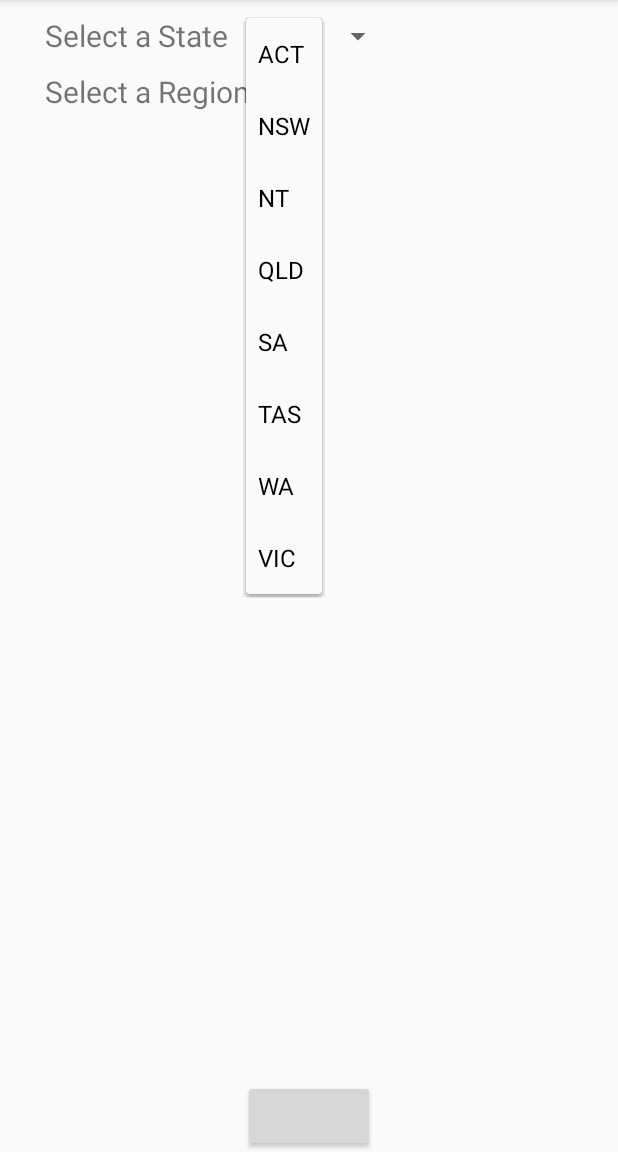
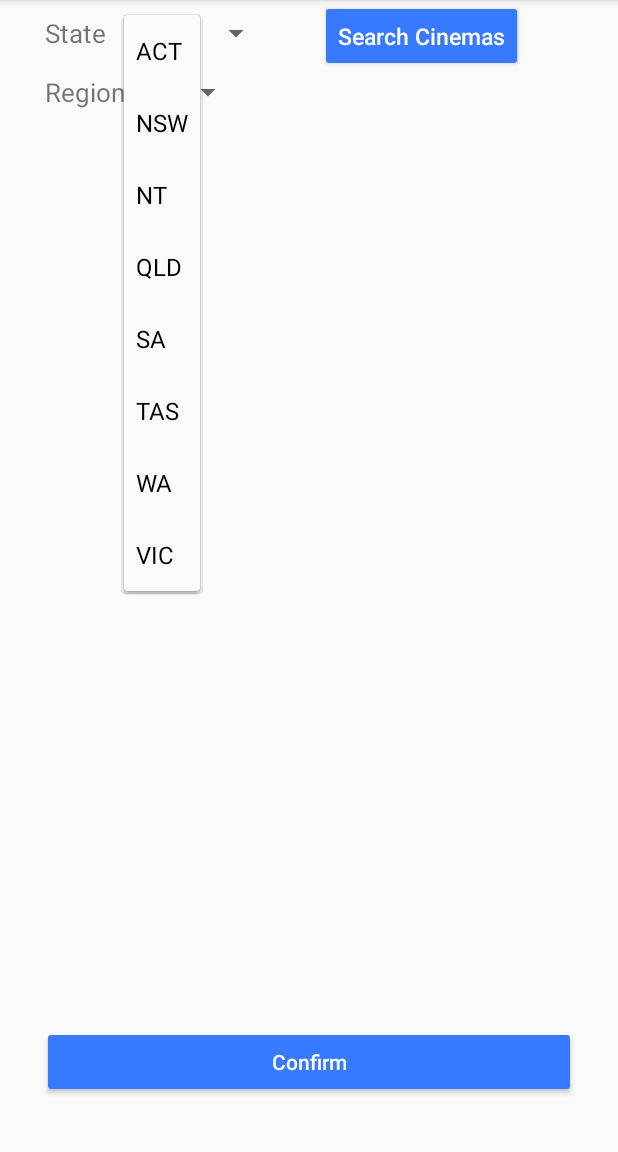
Before and after one commit to lingyuze1996/MyMovieMemoir, an Android app: the fragment CinemaChooseFragment placed in its activity, after a tap on "ACT", on a phone screen of 412 x 824 dp, the part 84-1236 px from its top. Run offline under Robolectric (Android 15) with nearby library versions, the phone set to English and light mode, and no system bars; our stand-ins replace Room's generated code; network calls fail; 1 statement that could not run was skipped.

Commit message:
ChooseCinema page added
Add a page for choosing cinemas by state and region interactively

AWS API connected

```diff
--- a/MyMovieMemoir/app/src/main/AndroidManifest.xml
+++ b/MyMovieMemoir/app/src/main/AndroidManifest.xml
@@ -17,7 +17,6 @@
         android:supportsRtl="true"
         android:theme="@style/AppTheme"
         android:usesCleartextTraffic="true">
-        <activity android:name=".ui.TestActivity"></activity>
         <!--
              The API key for Google Maps-based APIs is defined as a string resource.
              (See the file "res/values/google_maps_api.xml").
@@ -41,7 +40,6 @@
             android:theme="@style/AppTheme.NoActionBar">
             <intent-filter>
                 <action android:name="android.intent.action.MAIN" />
-
                 <category android:name="android.intent.category.LAUNCHER" />
             </intent-filter>
         </activity>
--- /dev/null
+++ b/MyMovieMemoir/app/src/main/java/ling/yuze/mymoviememoir/adapter/CinemaChooseRecyclerAdapter.java
@@ -0,0 +1,60 @@
+package ling.yuze.mymoviememoir.adapter;
+
+import android.content.Context;
+import android.view.LayoutInflater;
+import android.view.View;
+import android.view.ViewGroup;
+import android.widget.TextView;
+
+import androidx.annotation.NonNull;
+import androidx.recyclerview.widget.RecyclerView;
+
+import java.util.List;
+
+import ling.yuze.mymoviememoir.R;
+import ling.yuze.mymoviememoir.data.Cinema;
+
+public class CinemaChooseRecyclerAdapter extends RecyclerView.Adapter<CinemaChooseRecyclerAdapter.ViewHolder> {
+
+    public class ViewHolder extends RecyclerView.ViewHolder {
+        TextView tvCinemaName;
+        TextView tvCinemaAddress;
+
+        public ViewHolder(View itemView) {
+            super(itemView);
+
+            tvCinemaName = itemView.findViewById(R.id.tv_rec_cinema_choose_name);
+            tvCinemaAddress = itemView.findViewById(R.id.tv_rec_cinema_choose_address);
+        }
+    }
+
+    private List<Cinema> cinemas;
+    public CinemaChooseRecyclerAdapter(List<Cinema> cinemas) {
+        this.cinemas = cinemas;
+    }
+    public void addCinema(Cinema newCinema) {
+        cinemas.add(newCinema);
+        notifyDataSetChanged();
+    }
+
+    @NonNull
+    @Override
+    public ViewHolder onCreateViewHolder(@NonNull ViewGroup parent, int viewType) {
+        Context context = parent.getContext();
+        LayoutInflater inflater = LayoutInflater.from(context);
+        View cinemasView = inflater.inflate(R.layout.recycler_cinema_choose, parent, false);
+        return new ViewHolder(cinemasView);
+    }
+
+    @Override
+    public void onBindViewHolder(@NonNull ViewHolder holder, int position) {
+        final Cinema cinema = cinemas.get(position);
+        holder.tvCinemaName.setText(cinema.getName());
+        holder.tvCinemaAddress.setText(cinema.getAddress());
+    }
+
+    @Override
+    public int getItemCount() {
+        return cinemas.size();
+    }
+}
--- a/MyMovieMemoir/app/src/main/java/ling/yuze/mymoviememoir/adapter/HomeRecyclerAdapter.java
+++ b/MyMovieMemoir/app/src/main/java/ling/yuze/mymoviememoir/adapter/HomeRecyclerAdapter.java
@@ -4,7 +4,6 @@ import android.content.Context;
 import android.view.LayoutInflater;
 import android.view.View;
 import android.view.ViewGroup;
-import android.widget.RatingBar;
 import android.widget.TextView;
 
 import androidx.annotation.NonNull;
--- a/MyMovieMemoir/app/src/main/java/ling/yuze/mymoviememoir/data/Memoir.java
+++ b/MyMovieMemoir/app/src/main/java/ling/yuze/mymoviememoir/data/Memoir.java
@@ -21,6 +21,6 @@ public class Memoir {
     public void setPId(int id) {
         PId = new Person(id);
     }
-    public void setCId(int id) { CId = new Cinema(id); }
+    //public void setCId(int id) { CId = new Cinema(id); }
     public void setId(int id) { MId = id; }
 }
--- /dev/null
+++ b/MyMovieMemoir/app/src/main/java/ling/yuze/mymoviememoir/network/SearchAWS.java
@@ -0,0 +1,68 @@
+package ling.yuze.mymoviememoir.network;
+
+import org.json.JSONArray;
+import org.json.JSONObject;
+
+import java.util.ArrayList;
+import java.util.List;
+
+import ling.yuze.mymoviememoir.data.Cinema;
+
+public class SearchAWS extends NetworkConnection{
+    private static final String BASE_URL = "https://j0wq6141yh.execute-api.ap-southeast-2.amazonaws.com/beta/";
+    public SearchAWS() {super();}
+
+    @Override
+    public void setUrl(String path) {
+        super.setUrl(BASE_URL + path);
+    }
+
+    public List<Cinema> getCinemas(String state, String region) {
+        List<Cinema> cinemas = new ArrayList<>();
+
+        final String path = "cinema/" + state + "/" + region;
+        setUrl(path);
+
+        try {
+            String response = httpGet();
+
+            JSONArray cinemasJSON = new JSONArray(response);
+
+            for (int i = 0; i < cinemasJSON.length(); i++) {
+                JSONObject cinemaJSON = cinemasJSON.getJSONObject(i);
+                String id = cinemaJSON.getString("cinemaId");
+                String name = cinemaJSON.getString("name");
+                String address = cinemaJSON.getString("address");
+                Cinema cinema = new Cinema(id, name, address, state, region);
+                cinemas.add(cinema);
+            }
+        } catch(Exception e) {
+            e.printStackTrace();
+        }
+
+        return cinemas;
+    }
+
+    public List<String> getCinemaRegionsByState(String state) {
+        List<String> regions = new ArrayList<>();
+
+        final String path = "cinema/" + state + "/regions";
+        setUrl(path);
+
+        try {
+            String response = httpGet();
+
+            JSONArray regionsJSON = new JSONArray(response);
+
+            for (int i = 0; i < regionsJSON.length(); i++) {
+                JSONObject regionJSON = regionsJSON.getJSONObject(i);
+                String region = regionJSON.getString("region");
+                regions.add(region);
+            }
+        } catch (Exception e) {
+            e.printStackTrace();
+        }
+
+        return regions;
+    }
+}
--- a/MyMovieMemoir/app/src/main/java/ling/yuze/mymoviememoir/ui/login/SignUpActivity.java
+++ b/MyMovieMemoir/app/src/main/java/ling/yuze/mymoviememoir/ui/login/SignUpActivity.java
@@ -24,7 +24,6 @@ import android.widget.Toast;
 import ling.yuze.mymoviememoir.R;
 import ling.yuze.mymoviememoir.data.Credentials;
 import ling.yuze.mymoviememoir.data.Person;
-import ling.yuze.mymoviememoir.ui.TestActivity;
 import ling.yuze.mymoviememoir.utility.DateFormat;
 import ling.yuze.mymoviememoir.utility.Encryption;
 import ling.yuze.mymoviememoir.utility.JsonParser;
@@ -123,10 +122,6 @@ public class SignUpActivity extends AppCompatActivity implements View.OnTouchLis
     @Override
     public void onClick(View v) {
         switch (v.getId()) {
-            case R.id.buttontest:
-                Intent intent = new Intent(getBaseContext(), TestActivity.class);
-                startActivity(intent);
-
             case R.id.btSignUp:
 
                 // check whether the password entered twice matches
--- a/MyMovieMemoir/app/src/main/java/ling/yuze/mymoviememoir/ui/main/fragment/CinemaChooseFragment.java
+++ b/MyMovieMemoir/app/src/main/java/ling/yuze/mymoviememoir/ui/main/fragment/CinemaChooseFragment.java
@@ -9,8 +9,13 @@ import android.os.Bundle;
 import android.view.LayoutInflater;
 import android.view.View;
 import android.view.ViewGroup;
+import android.widget.Adapter;
+import android.widget.AdapterView;
+import android.widget.ArrayAdapter;
 import android.widget.Button;
+import android.widget.Spinner;
 import android.widget.TextView;
+import android.widget.Toast;
 
 import androidx.annotation.NonNull;
 import androidx.annotation.Nullable;
@@ -20,24 +25,83 @@ import androidx.fragment.app.FragmentTransaction;
 import androidx.recyclerview.widget.LinearLayoutManager;
 import androidx.recyclerview.widget.RecyclerView;
 
+import java.util.ArrayList;
 import java.util.Calendar;
 import java.util.List;
 
 import ling.yuze.mymoviememoir.R;
+import ling.yuze.mymoviememoir.adapter.CinemaChooseRecyclerAdapter;
 import ling.yuze.mymoviememoir.adapter.HomeRecyclerAdapter;
+import ling.yuze.mymoviememoir.data.Cinema;
 import ling.yuze.mymoviememoir.data.Movie;
+import ling.yuze.mymoviememoir.network.NetworkConnection;
 import ling.yuze.mymoviememoir.network.RestService;
+import ling.yuze.mymoviememoir.network.SearchAWS;
+import okhttp3.internal.concurrent.Task;
 
 public class CinemaChooseFragment extends Fragment {
-    private Button btBack;
+    private Spinner spinnerState;
+    private Spinner spinnerRegion;
+
+    private Button buttonSearch;
+    private Button buttonConfirm;
+
+    private List<String> regions;
+    private ArrayAdapter adapterRegion;
+
+    private List<Cinema> cinemas;
+    private CinemaChooseRecyclerAdapter adapterCinemas;
 
     @Nullable
     @Override
     public View onCreateView(@NonNull LayoutInflater inflater, @Nullable ViewGroup container, @Nullable Bundle savedInstanceState) {
         View v = inflater.inflate(R.layout.fragment_choose_cinema, container, false);
 
-        btBack = v.findViewById(R.id.testbutton);
-        btBack.setOnClickListener(new View.OnClickListener() {
+        // spinner for cinema state
+        spinnerState = v.findViewById(R.id.spinner_cinema_state);
+        spinnerState.setOnItemSelectedListener(new AdapterView.OnItemSelectedListener() {
+            @Override
+            public void onItemSelected(AdapterView<?> parent, View view, int position, long id) {
+                String selected = parent.getSelectedItem().toString();
+                new TaskGetCinemaRegions().execute(selected);
+            }
+
+            @Override
+            public void onNothingSelected(AdapterView<?> parent) {}
+        });
+
+        // spinner for cinema region
+        spinnerRegion = v.findViewById(R.id.spinner_cinema_region);
+
+        regions = new ArrayList<>();
+        regions.add("All");
+
+        adapterRegion = new ArrayAdapter<>(getContext(), R.layout.spinner_item, regions);
+        spinnerRegion.setAdapter(adapterRegion);
+
+        // button for cinema search
+        buttonSearch = v.findViewById(R.id.bt_search_cinemas);
+        buttonSearch.setOnClickListener(new View.OnClickListener() {
+            @Override
+            public void onClick(View v) {
+                String state = spinnerState.getSelectedItem().toString();
+                String region = spinnerRegion.getSelectedItem().toString();
+                new TaskGetCinemas().execute(state, region);
+            }
+        });
+
+        // recycler view for cinemas list
+        RecyclerView recyclerView = v.findViewById(R.id.cinemas_recycler);
+
+        cinemas = new ArrayList<>();
+        adapterCinemas = new CinemaChooseRecyclerAdapter(cinemas);
+        recyclerView.setAdapter(adapterCinemas);
+
+        recyclerView.setLayoutManager(new LinearLayoutManager(v.getContext()));
+
+        // button for cinema selection
+        buttonConfirm = v.findViewById(R.id.bt_confirm_cinema);
+        buttonConfirm.setOnClickListener(new View.OnClickListener() {
             @Override
             public void onClick(View v) {
                 if (getTargetFragment() == null)
@@ -52,8 +116,39 @@ public class CinemaChooseFragment extends Fragment {
             }
         });
 
-
-
         return v;
     }
+    private class TaskGetCinemas extends AsyncTask<String, Void, List<Cinema>> {
+        @Override
+        protected List<Cinema> doInBackground(String... strings) {
+            SearchAWS search = new SearchAWS();
+            List<Cinema> cinemas = search.getCinemas(strings[0], strings[1]);
+            return cinemas;
+        }
+
+        @Override
+        protected void onPostExecute(List<Cinema> cinemasList) {
+            cinemas.clear();
+            cinemas.addAll(cinemasList);
+            adapterCinemas.notifyDataSetChanged();
+        }
+    }
+
+    private class TaskGetCinemaRegions extends AsyncTask<String, Void, List<String>> {
+        @Override
+        protected List<String> doInBackground(String... strings) {
+            SearchAWS search = new SearchAWS();
+            List<String> regions = search.getCinemaRegionsByState(strings[0]);
+            return regions;
+        }
+
+        @Override
+        protected void onPostExecute(List<String> regionsList) {
+            regions.clear();
+            regions.add("All");
+            regions.addAll(regionsList);
+            adapterRegion.notifyDataSetChanged();
+            spinnerRegion.setSelection(0);
+        }
+    }
 }
--- a/MyMovieMemoir/app/src/main/res/layout/fragment_choose_cinema.xml
+++ b/MyMovieMemoir/app/src/main/res/layout/fragment_choose_cinema.xml
@@ -9,7 +9,7 @@
         android:id="@+id/tv_cinema_state"
         android:layout_width="wrap_content"
         android:layout_height="wrap_content"
-        android:text="@string/select_state"
+        android:text="@string/state"
         android:layout_marginHorizontal="30dp"
         app:layout_constraintTop_toTopOf="parent"
         app:layout_constraintBottom_toBottomOf="parent"
@@ -18,12 +18,12 @@
         app:layout_constraintVertical_bias="0"
         app:layout_constraintHorizontal_bias="0"
         android:layout_marginTop="10dp"
-        android:textSize="20dp"/>
+        android:textSize="17dp"/>
 
     <Spinner
         android:id="@+id/spinner_cinema_state"
         android:layout_width="wrap_content"
-        android:layout_height="wrap_content"
+        android:layout_height="0dp"
         android:entries="@array/register_state_array"
         android:layout_marginHorizontal="12dp"
         app:layout_constraintTop_toTopOf="@id/tv_cinema_state"
@@ -36,22 +36,23 @@
         android:id="@+id/tv_cinema_region"
         android:layout_width="wrap_content"
         android:layout_height="wrap_content"
-        android:text="@string/select_region"
+        android:text="@string/region"
         android:layout_marginHorizontal="30dp"
-        android:layout_marginTop="10dp"
+        android:layout_marginTop="15dp"
         app:layout_constraintTop_toBottomOf="@id/tv_cinema_state"
         app:layout_constraintBottom_toBottomOf="parent"
         app:layout_constraintStart_toStartOf="parent"
         app:layout_constraintEnd_toEndOf="parent"
         app:layout_constraintVertical_bias="0"
         app:layout_constraintHorizontal_bias="0"
-        android:textSize="20dp"/>
+        android:textSize="17dp"/>
 
     <Spinner
         android:id="@+id/spinner_cinema_region"
         android:layout_width="wrap_content"
-        android:layout_height="wrap_content"
+        android:layout_height="0dp"
         android:layout_marginHorizontal="12dp"
+        android:spinnerMode="dialog"
         app:layout_constraintTop_toTopOf="@id/tv_cinema_region"
         app:layout_constraintBottom_toBottomOf="@id/tv_cinema_region"
         app:layout_constraintEnd_toEndOf="parent"
@@ -62,21 +63,42 @@
         android:id="@+id/cinemas_recycler"
         android:layout_width="0dp"
         android:layout_height="0dp"
-        android:layout_margin="30dp"
+        android:layout_margin="32dp"
         app:layout_constraintStart_toStartOf="parent"
         app:layout_constraintEnd_toEndOf="parent"
-        app:layout_constraintBottom_toBottomOf="parent"
+        app:layout_constraintBottom_toTopOf="@id/bt_confirm_cinema"
         app:layout_constraintTop_toBottomOf="@id/tv_cinema_region"
         android:scrollbars="vertical"
         tools:visibility="visible" />
 
     <Button
-        android:id="@+id/testbutton"
+        android:id="@+id/bt_confirm_cinema"
         app:layout_constraintStart_toStartOf="parent"
         app:layout_constraintEnd_toEndOf="parent"
         app:layout_constraintBottom_toBottomOf="parent"
         app:layout_constraintTop_toTopOf="parent"
-        app:layout_constraintVertical_bias="1"
+        app:layout_constraintVertical_bias="0.95"
+        android:layout_marginHorizontal="28dp"
+        android:textAllCaps="false"
+        android:text="@string/confirm"
+        android:textColor="#FFFFFF"
+        android:backgroundTint="#377AFF"
+        android:layout_width="0dp"
+        android:layout_height="wrap_content"/>
+
+    <Button
+        android:id="@+id/bt_search_cinemas"
         android:layout_width="wrap_content"
-        android:layout_height="wrap_content"/>
+        android:layout_height="wrap_content"
+        android:layout_marginBottom="6dp"
+        android:textSize="15dp"
+        android:backgroundTint="#377AFF"
+        android:textColor="#FFFFFF"
+        android:text="@string/search_cinemas"
+        android:textAllCaps="false"
+        app:layout_constraintBottom_toTopOf="@id/tv_cinema_region"
+        app:layout_constraintEnd_toEndOf="@+id/cinemas_recycler"
+        app:layout_constraintStart_toEndOf="@+id/spinner_cinema_state"
+        app:layout_constraintTop_toTopOf="parent"
+        app:layout_constraintVertical_bias="0.0" />
 </androidx.constraintlayout.widget.ConstraintLayout>
--- a/MyMovieMemoir/app/src/main/java/ling/yuze/mymoviememoir/data/room/dao/MovieToWatchDAO.java
+++ b/MyMovieMemoir/app/src/main/res/layout/recycler_cinema_choose.xml
@@ -1,32 +1,26 @@
-package ling.yuze.mymoviememoir.data.room.dao;
+<?xml version="1.0" encoding="utf-8"?>
+<LinearLayout xmlns:android="http://schemas.android.com/apk/res/android"
+    android:layout_width="match_parent"
+    android:layout_height="35dp"
+    android:background="@drawable/text_background"
+    xmlns:tools="http://schemas.android.com/tools"
+    android:orientation="horizontal">
+    <TextView
+        android:id="@+id/tv_rec_cinema_choose_name"
+        android:layout_width="match_parent"
+        android:layout_height="match_parent"
+        android:gravity="center"
+        android:layout_weight="2"
+        tools:text="some name"
+        android:textColor="#000000"/>
 
-import androidx.lifecycle.LiveData;
-import androidx.room.Dao;
-import androidx.room.Delete;
-import androidx.room.Insert;
-import androidx.room.Query;
-import androidx.room.Update;
+    <TextView
+        android:id="@+id/tv_rec_cinema_choose_address"
+        android:layout_width="match_parent"
+        android:layout_height="match_parent"
+        android:gravity="center"
+        android:layout_weight="1"
+        tools:text="some address"
+        android:textColor="#000000"/>
 
-import java.util.List;
-
-import ling.yuze.mymoviememoir.data.room.entity.MovieToWatch;
-
-import static androidx.room.OnConflictStrategy.REPLACE;
-
-@Dao
-public interface MovieToWatchDAO {
-    @Query("SELECT * FROM MOVIETOWATCH")
-    LiveData<List<MovieToWatch>> getAll();
-    @Query("SELECT * FROM MOVIETOWATCH WHERE movieName = :mName AND releaseDate = :mRelease LIMIT 1")
-    MovieToWatch findByID(String mName, String mRelease);
-    @Insert
-    void insertAll(MovieToWatch... moviesToWatch);
-    @Insert(onConflict = REPLACE)
-    long insert(MovieToWatch movieToWatch);
-    @Delete
-    void delete(MovieToWatch movieToWatch);
-    @Update(onConflict = REPLACE)
-    void updateMoviesToWatch(MovieToWatch... moviesToWatch);
-    @Query("DELETE FROM MovieToWatch")
-    void deleteAll();
-}
+</LinearLayout>
--- a/MyMovieMemoir/app/src/main/res/layout/spinner_item.xml
+++ b/MyMovieMemoir/app/src/main/res/layout/spinner_item.xml
@@ -1,8 +1,9 @@
 <?xml version="1.0" encoding="utf-8"?>
 <TextView xmlns:android="http://schemas.android.com/apk/res/android"
     xmlns:tools="http://schemas.android.com/tools"
-    android:id="@+id/tv_cinema_name_postcode"
     android:layout_width="match_parent"
     android:layout_height="match_parent"
     android:gravity="center"
+    android:textColor="#000000"
+    android:textSize="17dp"
     tools:text="Inception 2019" />
--- a/MyMovieMemoir/app/src/main/res/values/strings.xml
+++ b/MyMovieMemoir/app/src/main/res/values/strings.xml
@@ -21,7 +21,7 @@
     <string name="register_dob">Date of Birth</string>
     <string name="register_address">Address</string>
     <string name="register_postcode">Postcode</string>
-    <string name="register_state">State</string>
+    <string name="state">State</string>
     <string-array name="register_state_array">
         <item>ACT</item>
         <item>NSW</item>
@@ -130,6 +130,6 @@
     <string name="create_account">Create An Account</string>
     <string name="add_memoir">Add a Memoir</string>
     <string name="public_rating">Public Rating</string>
-    <string name="select_region">Select a Region</string>
-    <string name="select_state">Select a State</string>
+    <string name="region">Region</string>
+    <string name="search_cinemas">Search Cinemas</string>
 </resources>
```
Also changed, not shown: MyMovieMemoir/app/src/main/java/ling/yuze/mymoviememoir/data/Cinema.java (+38 -27 lines), MyMovieMemoir/app/src/main/java/ling/yuze/mymoviememoir/network/NetworkConnection.java (+2 -8 lines), MyMovieMemoir/app/src/main/java/ling/yuze/mymoviememoir/network/RestService.java (+15 -15 lines), MyMovieMemoir/app/src/main/java/ling/yuze/mymoviememoir/ui/TestActivity.java (deleted, +0 -16 lines), MyMovieMemoir/app/src/main/res/layout/activity_sign_up.xml (+1 -13 lines).
